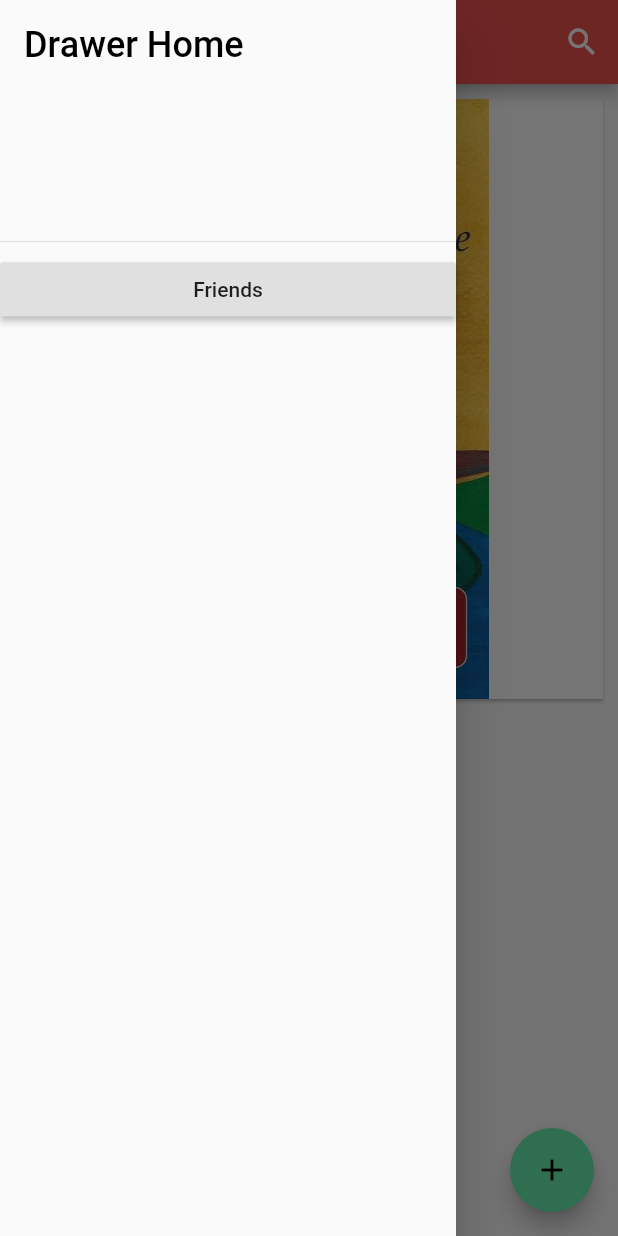
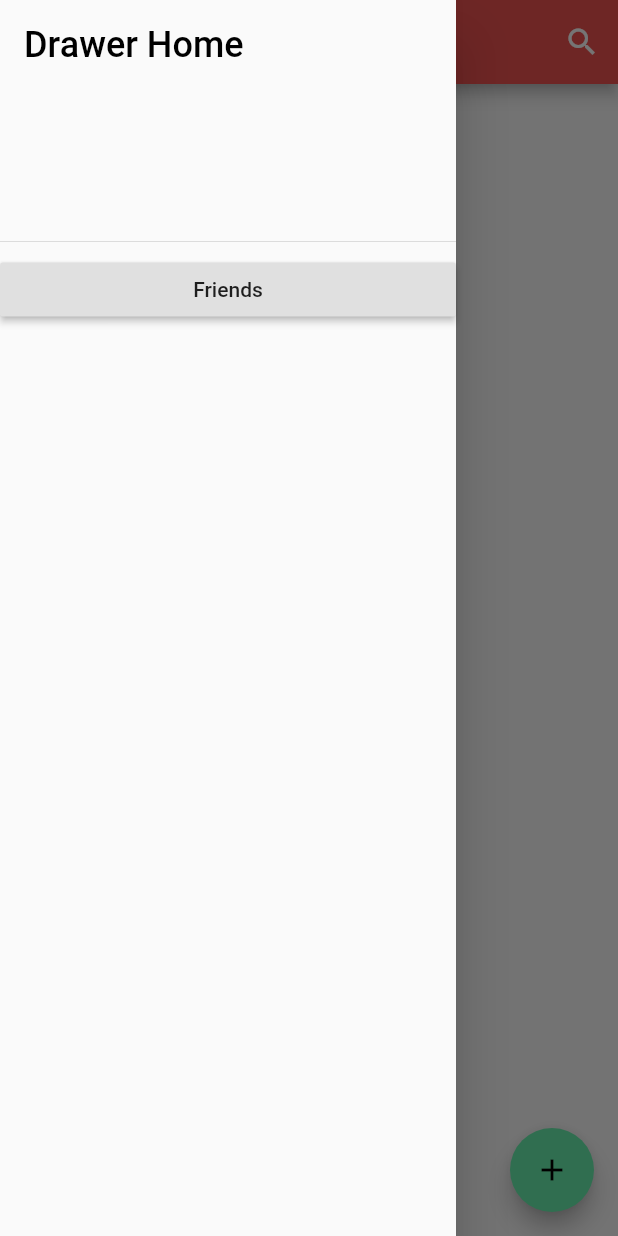
Before and after one commit to motschel123/digital-local-library, a Flutter app: the screen it shows after launch, after a tap on the "menu" icon, on a phone screen of 412 x 824 dp. Run offline on Flutter 3.47's test engine with Material 2 defaults, Android fonts, the phone set to English and light mode, and no system bars; our stand-ins replace cloud_firestore; accounts and stored records are empty.

```diff
--- a/lib/main.dart
+++ b/lib/main.dart
@@ -1,10 +1,10 @@
-import 'package:digital_local_library/models/appbar_model.dart';
 import 'package:digital_local_library/screens/home_screen.dart';
 import 'package:digital_local_library/consts/strings.dart';
 import 'package:flutter/cupertino.dart';
 import 'package:flutter/material.dart';
 
-import 'package:digital_local_library/models/books_model.dart';
+import 'package:digital_local_library/models/books_database_model.dart';
+import 'package:digital_local_library/models/appbar_model.dart';
 
 void main() => runApp(MyApp());
 
@@ -18,7 +18,7 @@ class MyApp extends StatelessWidget {
         accentColor: Colors.greenAccent,
         textTheme: TextTheme(),
       ),
-      home: HomeScreen(books: BooksModel(), searchBar: AppBarModel(),),
+      home: HomeScreen(books: BooksDatabaseModel(), searchBar: AppBarModel(),),
     );
   }
 }
--- /dev/null
+++ b/lib/models/books_database_model.dart
@@ -0,0 +1,28 @@
+import 'package:digital_local_library/book.dart';
+import 'package:scoped_model/scoped_model.dart';
+import 'package:cloud_firestore/cloud_firestore.dart';
+
+class BooksDatabaseModel extends Model {
+  final Stream<QuerySnapshot> _stream =
+      Firestore.instance.collection("books").snapshots();
+
+  List<Book> _books = [];
+
+  List<Book> get books => _books;
+
+  BooksDatabaseModel() {
+    _stream.listen((querySnapshot) {
+      _books = querySnapshot.documents
+          .map(
+            (dSnap) => new Book(dSnap.data['name'], dSnap.data['author'],
+                dSnap.data['imagePath']),
+          )
+          .toList().reversed.toList();
+    });
+    notifyListeners();
+  }
+
+  void updateBooks() {
+    notifyListeners();
+  }
+}
--- a/lib/models/books_model.dart
+++ /dev/null
@@ -1,22 +0,0 @@
-import 'package:digital_local_library/book.dart';
-import 'package:scoped_model/scoped_model.dart';
-
-class BooksModel extends Model {
-  List<Book> _books;
-
-  List<Book> get books => _books;
-
-  BooksModel() {
-    _books = [
-      Book("Das Cafe am Rande der Welt", "John Strelecky", "assets/testData/cafe-am-rande.jpg")];
-  }
-
-
-
-  void updateBooks() {
-    this._books = [
-      Book("Das Cafe am Rande der Welt", "John Strelecky", "assets/testData/cafe-am-rande.jpg"),
-      Book("Kaffee und Zigaretten", "Ferdinand von Schirach", "assets/testData/kaffee.jpg")];
-    notifyListeners();
-  }
-}
--- /dev/null
+++ b/lib/models/firebase_analytics_model.dart
@@ -0,0 +1,6 @@
+import 'package:scoped_model/scoped_model.dart';
+
+
+class FirebaseAnalyticsModel extends Model {
+
+}
--- a/lib/screens/home_screen.dart
+++ b/lib/screens/home_screen.dart
@@ -1,6 +1,6 @@
 import 'package:barcode_scan/barcode_scan.dart';
 import 'package:digital_local_library/models/appbar_model.dart';
-import 'package:digital_local_library/models/books_model.dart';
+import 'package:digital_local_library/models/books_database_model.dart';
 import 'package:digital_local_library/widgets/books_feed.dart';
 import 'package:digital_local_library/widgets/upload_book_dialog.dart';
 import 'package:flutter/material.dart';
@@ -9,7 +9,7 @@ import 'package:scoped_model/scoped_model.dart';
 class HomeScreen extends StatelessWidget {
   final GlobalKey<ScaffoldState> _scaffoldKey = new GlobalKey<ScaffoldState>();
 
-  final BooksModel books;
+  final BooksDatabaseModel books;
   final AppBarModel searchBar;
 
   HomeScreen({Key key, this.books, this.searchBar}) : super(key: key);
@@ -100,7 +100,7 @@ class HomeScreen extends StatelessWidget {
   Widget build(BuildContext context) {
     return ScopedModel<AppBarModel>(
       model: searchBar,
-      child: ScopedModel<BooksModel>(
+      child: ScopedModel<BooksDatabaseModel>(
         model: books,
         child: Scaffold(
           key: _scaffoldKey,
--- a/lib/widgets/book_card.dart
+++ b/lib/widgets/book_card.dart
@@ -19,7 +19,7 @@ class BookCard extends Card {
               maxHeight: 400,
             ),
             child: SizedBox.expand(
-              child: Image(image: AssetImage(book.imagePath)),
+              child: Image(image: NetworkImage(book.imagePath)),
             ),
           ),
         ),
--- a/lib/widgets/books_feed.dart
+++ b/lib/widgets/books_feed.dart
@@ -1,5 +1,5 @@
 import 'package:digital_local_library/book.dart';
-import 'package:digital_local_library/models/books_model.dart';
+import 'package:digital_local_library/models/books_database_model.dart';
 import 'package:digital_local_library/widgets/book_card.dart';
 import 'package:flutter/cupertino.dart';
 import 'package:flutter/material.dart';
@@ -10,24 +10,36 @@ class BooksFeed extends StatelessWidget {
 
   BooksFeed(this._searchText);
 
+  Widget _createListView(BooksDatabaseModel booksModel) {
+    if(booksModel.books.isEmpty) {
+      return ListView(
+        children: <Widget>[
+          Center(child: Text("Pull down to refresh!"), ),
+        ],
+      );
+    }
+    return ListView.builder(
+      itemCount: booksModel.books.length,
+      itemBuilder: (BuildContext context, int index) {
+        Book tempBook = booksModel.books[index];
+        if (_searchBookAgainstString(tempBook, _searchText)) {
+          return BookCard(tempBook);
+        } else
+          return null;
+      },
+    );
+  }
+
   @override
   Widget build(BuildContext context) {
-    return ScopedModelDescendant<BooksModel>(
+    return ScopedModelDescendant<BooksDatabaseModel>(
       rebuildOnChange: true,
       builder: (context, child, booksModel) {
         return RefreshIndicator(
-          child: ListView.builder(
-            itemCount: booksModel.books.length,
-            itemBuilder: (BuildContext context, int index) {
-              Book tempBook = booksModel.books[index];
-              if(_searchBookAgainstString(tempBook, _searchText)){
-                return BookCard(tempBook);
-              } else return null;
-            },
-          ),
+          child: _createListView(booksModel),
           onRefresh: () {
             booksModel.updateBooks();
-            return Future<void>((){});
+            return Future<void>(() {});
           },
         );
       },
@@ -35,7 +47,8 @@ class BooksFeed extends StatelessWidget {
   }
 
   bool _searchBookAgainstString(Book book, String searchText) {
-    if(searchText.isEmpty || (book.title + " " + book.author).toLowerCase().contains(searchText)) {
+    if (searchText.isEmpty ||
+        (book.title + " " + book.author).toLowerCase().contains(searchText)) {
       return true;
     }
     return false;
--- a/pubspec.yaml
+++ b/pubspec.yaml
@@ -19,12 +19,13 @@ environment:
 dependencies:
   flutter:
     sdk: flutter
-  dio: 1.0.0
+
   scoped_model: ^1.0.1
+
   camera: ^0.5.7+4
   barcode_scan: ^2.0.1
-  firebase_core: ^0.4.0+9
 
+  cloud_firestore: ^0.13.3
 
   # The following adds the Cupertino Icons font to your application.
   # Use with the CupertinoIcons class for iOS style icons.
```
Also changed, not shown: pubspec.lock, 1 other file.
